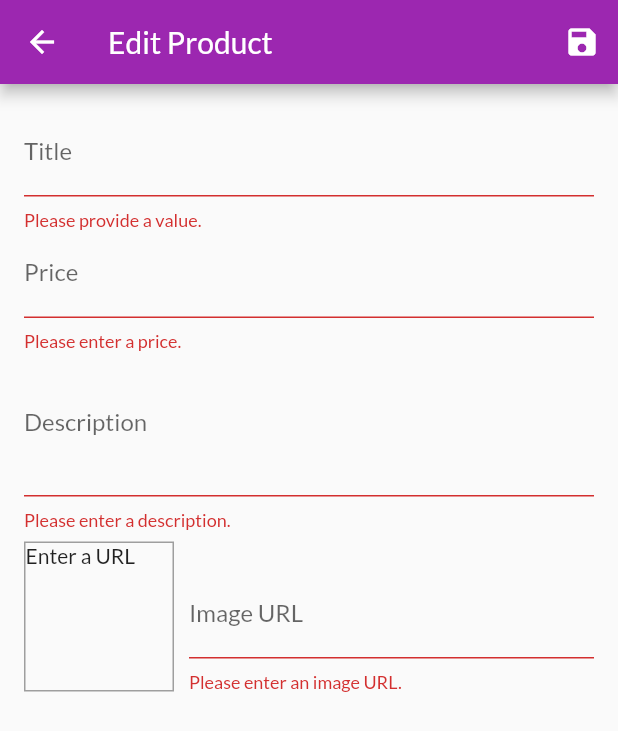
After one commit to amerezhanyi/FlutterDart, a Flutter app: the EditProductScreen screen opened by its route, after a tap on the "save" icon, on a phone screen of 412 x 824 dp. The commit adds this screen. Shown: the top 731 px of the screen. Run offline on Flutter 3.47's test engine with Material 2 defaults, Android fonts, the phone set to English and light mode, and no system bars; network calls fail.

Commit message:
Finished Section 9

```diff
--- a/shop_app/lib/main.dart
+++ b/shop_app/lib/main.dart
@@ -8,6 +8,8 @@
 import './providers/cart.dart';
 import './providers/orders.dart';
 import './screens/orders_screen.dart';
+import './screens/user_products_screen.dart';
+import './screens/edit_product_screen.dart';
 
 void main() => runApp(MyApp());
 
@@ -38,6 +40,8 @@
             ProductDetailScreen.routeName: (ctx) => ProductDetailScreen(),
             CartScreen.routeName: (ctx) => CartScreen(),
             OrdersScreen.routeName: (ctx) => OrdersScreen(),
+            UserProductsScreen.routeName: (ctx) => UserProductsScreen(),
+            EditProductScreen.routeName: (ctx) => EditProductScreen(),
           }),
     );
   }
--- a/shop_app/lib/providers/products.dart
+++ b/shop_app/lib/providers/products.dart
@@ -64,8 +64,31 @@
   //   notifyListeners();
   // }
 
-  void addProduct() {
-    // _items.add(value);
+  void addProduct(Product product) {
+    final newProduct = Product(
+      title: product.title,
+      description: product.description,
+      price: product.price,
+      imageUrl: product.imageUrl,
+      id: DateTime.now().toString(),
+    );
+    _items.add(newProduct);
+    // _items.insert(0, newProduct); // at the start of the list
+    notifyListeners();
+  }
+
+  void updateProduct(String id, Product newProduct) {
+    final prodIndex = _items.indexWhere((prod) => prod.id == id);
+    if (prodIndex >= 0) {
+      _items[prodIndex] = newProduct;
+      notifyListeners();
+    } else {
+      print('...');
+    }
+  }
+
+  void deleteProduct(String id) {
+    _items.removeWhere((prod) => prod.id == id);
     notifyListeners();
   }
 }
--- /dev/null
+++ b/shop_app/lib/screens/edit_product_screen.dart
@@ -0,0 +1,268 @@
+import 'package:flutter/material.dart';
+import 'package:provider/provider.dart';
+
+import '../providers/product.dart';
+import '../providers/products.dart';
+
+class EditProductScreen extends StatefulWidget {
+  static const routeName = '/edit-product';
+
+  @override
+  _EditProductScreenState createState() => _EditProductScreenState();
+}
+
+class _EditProductScreenState extends State<EditProductScreen> {
+  final _priceFocusNode = FocusNode();
+  final _descriptionFocusNode = FocusNode();
+  final _imageUrlController = TextEditingController();
+  final _imageUrlFocusNode = FocusNode();
+  final _form = GlobalKey<FormState>();
+  var _editedProduct = Product(
+    id: null,
+    title: '',
+    price: 0,
+    description: '',
+    imageUrl: '',
+  );
+  var _initValues = {
+    'title': '',
+    'description': '',
+    'price': '',
+    'imageUrl': '',
+  };
+  var _isInit = true;
+
+  @override
+  void initState() {
+    _imageUrlFocusNode.addListener(_updateImageUrl);
+    super.initState();
+  }
+
+  @override
+  void didChangeDependencies() {
+    if (_isInit) {
+      final productId = ModalRoute.of(context).settings.arguments as String;
+      if (productId != null) {
+        _editedProduct =
+            Provider.of<Products>(context, listen: false).findById(productId);
+        _initValues = {
+          'title': _editedProduct.title,
+          'description': _editedProduct.description,
+          'price': _editedProduct.price.toString(),
+          // 'imageUrl': _editedProduct.imageUrl,
+          'imageUrl': '',
+        };
+        _imageUrlController.text = _editedProduct.imageUrl;
+      }
+    }
+    _isInit = false;
+    super.didChangeDependencies();
+  }
+
+  @override
+  void dispose() {
+    _imageUrlFocusNode.removeListener(_updateImageUrl);
+    _priceFocusNode.dispose();
+    _descriptionFocusNode.dispose();
+    _imageUrlController.dispose();
+    _imageUrlFocusNode.dispose();
+    super.dispose();
+  }
+
+  void _updateImageUrl() {
+    if (!_imageUrlFocusNode.hasFocus) {
+      if ((!_imageUrlController.text.startsWith('http') &&
+              !_imageUrlController.text.startsWith('https')) ||
+          (!_imageUrlController.text.endsWith('.png') &&
+              !_imageUrlController.text.endsWith('.jpg') &&
+              !_imageUrlController.text.endsWith('.jpeg'))) {
+        return;
+      }
+      setState(() {});
+    }
+  }
+
+  void _saveForm() {
+    final isValid = _form.currentState.validate();
+    if (!isValid) {
+      return;
+    }
+    _form.currentState.save();
+    if (_editedProduct.id != null) {
+      Provider.of<Products>(context, listen: false)
+          .updateProduct(_editedProduct.id, _editedProduct);
+    } else {
+      Provider.of<Products>(context, listen: false).addProduct(_editedProduct);
+    }
+    Navigator.of(context).pop();
+  }
+
+  @override
+  Widget build(BuildContext context) {
+    return Scaffold(
+      appBar: AppBar(
+        title: Text('Edit Product'),
+        actions: <Widget>[
+          IconButton(
+            icon: Icon(Icons.save),
+            onPressed: _saveForm,
+          ),
+        ],
+      ),
+      body: Padding(
+        padding: const EdgeInsets.all(16.0),
+        child: Form(
+          key: _form,
+          child: ListView(
+            children: <Widget>[
+              TextFormField(
+                initialValue: _initValues['title'],
+                decoration: InputDecoration(labelText: 'Title'),
+                textInputAction: TextInputAction.next,
+                onFieldSubmitted: (_) {
+                  FocusScope.of(context).requestFocus(_priceFocusNode);
+                },
+                validator: (value) {
+                  if (value.isEmpty) {
+                    return 'Please provide a value.';
+                  }
+                  return null;
+                },
+                onSaved: (value) {
+                  _editedProduct = Product(
+                      title: value,
+                      price: _editedProduct.price,
+                      description: _editedProduct.description,
+                      imageUrl: _editedProduct.imageUrl,
+                      id: _editedProduct.id,
+                      isFavorite: _editedProduct.isFavorite);
+                },
+              ),
+              TextFormField(
+                initialValue: _initValues['price'],
+                decoration: InputDecoration(labelText: 'Price'),
+                textInputAction: TextInputAction.next,
+                keyboardType: TextInputType.number,
+                focusNode: _priceFocusNode,
+                onFieldSubmitted: (_) {
+                  FocusScope.of(context).requestFocus(_descriptionFocusNode);
+                },
+                validator: (value) {
+                  if (value.isEmpty) {
+                    return 'Please enter a price.';
+                  }
+                  if (double.tryParse(value) == null) {
+                    return 'Please enter a valid number.';
+                  }
+                  if (double.parse(value) <= 0) {
+                    return 'Please enter a number greater than zero.';
+                  }
+                  return null;
+                },
+                onSaved: (value) {
+                  _editedProduct = Product(
+                      title: _editedProduct.title,
+                      price: double.parse(value),
+                      description: _editedProduct.description,
+                      imageUrl: _editedProduct.imageUrl,
+                      id: _editedProduct.id,
+                      isFavorite: _editedProduct.isFavorite);
+                },
+              ),
+              TextFormField(
+                initialValue: _initValues['description'],
+                decoration: InputDecoration(labelText: 'Description'),
+                maxLines: 3,
+                keyboardType: TextInputType.multiline,
+                focusNode: _descriptionFocusNode,
+                validator: (value) {
+                  if (value.isEmpty) {
+                    return 'Please enter a description.';
+                  }
+                  if (value.length < 10) {
+                    return 'Should be at least 10 characters long.';
+                  }
+                  return null;
+                },
+                onSaved: (value) {
+                  _editedProduct = Product(
+                    title: _editedProduct.title,
+                    price: _editedProduct.price,
+                    description: value,
+                    imageUrl: _editedProduct.imageUrl,
+                    id: _editedProduct.id,
+                    isFavorite: _editedProduct.isFavorite,
+                  );
+                },
+              ),
+              Row(
+                crossAxisAlignment: CrossAxisAlignment.end,
+                children: <Widget>[
+                  Container(
+                    width: 100,
+                    height: 100,
+                    margin: EdgeInsets.only(
+                      top: 8,
+                      right: 10,
+                    ),
+                    decoration: BoxDecoration(
+                      border: Border.all(
+                        width: 1,
+                        color: Colors.grey,
+                      ),
+                    ),
+                    child: _imageUrlController.text.isEmpty
+                        ? Text('Enter a URL')
+                        : FittedBox(
+                            child: Image.network(
+                              _imageUrlController.text,
+                              fit: BoxFit.cover,
+                            ),
+                          ),
+                  ),
+                  Expanded(
+                    child: TextFormField(
+                      decoration: InputDecoration(labelText: 'Image URL'),
+                      keyboardType: TextInputType.url,
+                      textInputAction: TextInputAction.done,
+                      controller: _imageUrlController,
+                      focusNode: _imageUrlFocusNode,
+                      onFieldSubmitted: (_) {
+                        _saveForm();
+                      },
+                      validator: (value) {
+                        if (value.isEmpty) {
+                          return 'Please enter an image URL.';
+                        }
+                        if (!value.startsWith('http') &&
+                            !value.startsWith('https')) {
+                          return 'Please enter a valid URL.';
+                        }
+                        if (!value.endsWith('.png') &&
+                            !value.endsWith('.jpg') &&
+                            !value.endsWith('.jpeg')) {
+                          return 'Please enter a valid image URL.';
+                        }
+                        return null;
+                      },
+                      onSaved: (value) {
+                        _editedProduct = Product(
+                          title: _editedProduct.title,
+                          price: _editedProduct.price,
+                          description: _editedProduct.description,
+                          imageUrl: value,
+                          id: _editedProduct.id,
+                          isFavorite: _editedProduct.isFavorite,
+                        );
+                      },
+                    ),
+                  ),
+                ],
+              ),
+            ],
+          ),
+        ),
+      ),
+    );
+  }
+}
--- a/shop_app/lib/widgets/app_drawer.dart
+++ b/shop_app/lib/widgets/app_drawer.dart
@@ -1,6 +1,7 @@
 import 'package:flutter/material.dart';
 
 import '../screens/orders_screen.dart';
+import '../screens/user_products_screen.dart';
 
 class AppDrawer extends StatelessWidget {
   @override
@@ -29,6 +30,15 @@
                   .pushReplacementNamed(OrdersScreen.routeName);
             },
           ),
+          Divider(),
+          ListTile(
+            leading: Icon(Icons.edit),
+            title: Text('Manage Products'),
+            onTap: () {
+              Navigator.of(context)
+                  .pushReplacementNamed(UserProductsScreen.routeName);
+            },
+          ),
         ],
       ),
     );
```
Also changed, not shown: shop_app/lib/screens/user_products_screen.dart (added, +46 -0 lines), shop_app/lib/widgets/cart_item.dart (+25 -0 lines), shop_app/lib/widgets/user_product_item.dart (added, +44 -0 lines).
